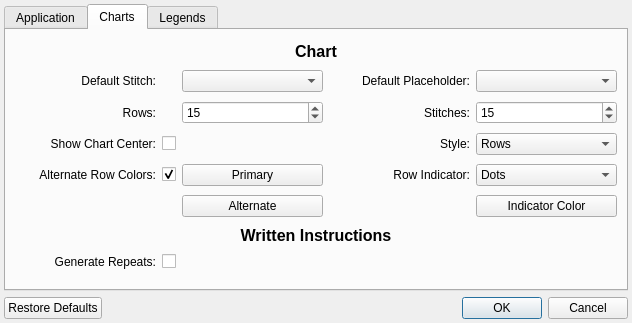
This is src/settings.ui in iPenguin/CrochetCharts as Qt 5 draws it before an edit. The edited form follows.
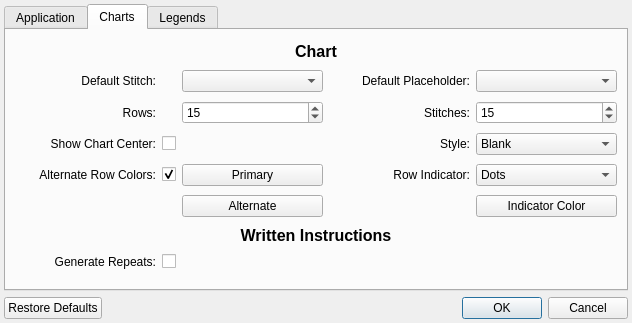
This is the edited form.

Commit message:
Only save settings that aren't defaults. Set default style to Blank
By only saving default values it allows me to change settings and have
those changes propagate to the users without have the user go in and
touch their settings, unless they've explicitly chosen other settings.

What changed in the file:
```diff
--- a/src/settings.ui
+++ b/src/settings.ui
@@ -312,6 +312,11 @@
        </item>
        <item row="5" column="4">
         <widget class="QComboBox" name="chartStyle">
+         <item>
+          <property name="text">
+           <string>Blank</string>
+          </property>
+         </item>
          <item>
           <property name="text">
            <string>Rows</string>
```
Left out of the diff: 5 changed lines with no effect on the pictures. The commit also changes 1 other file.
